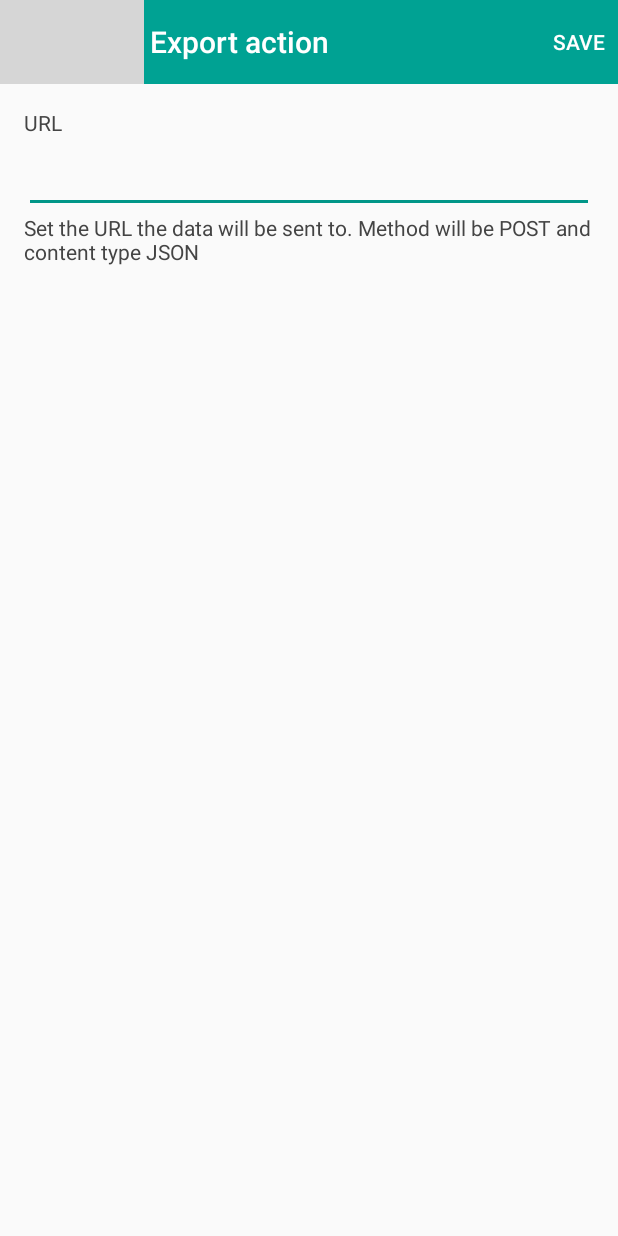
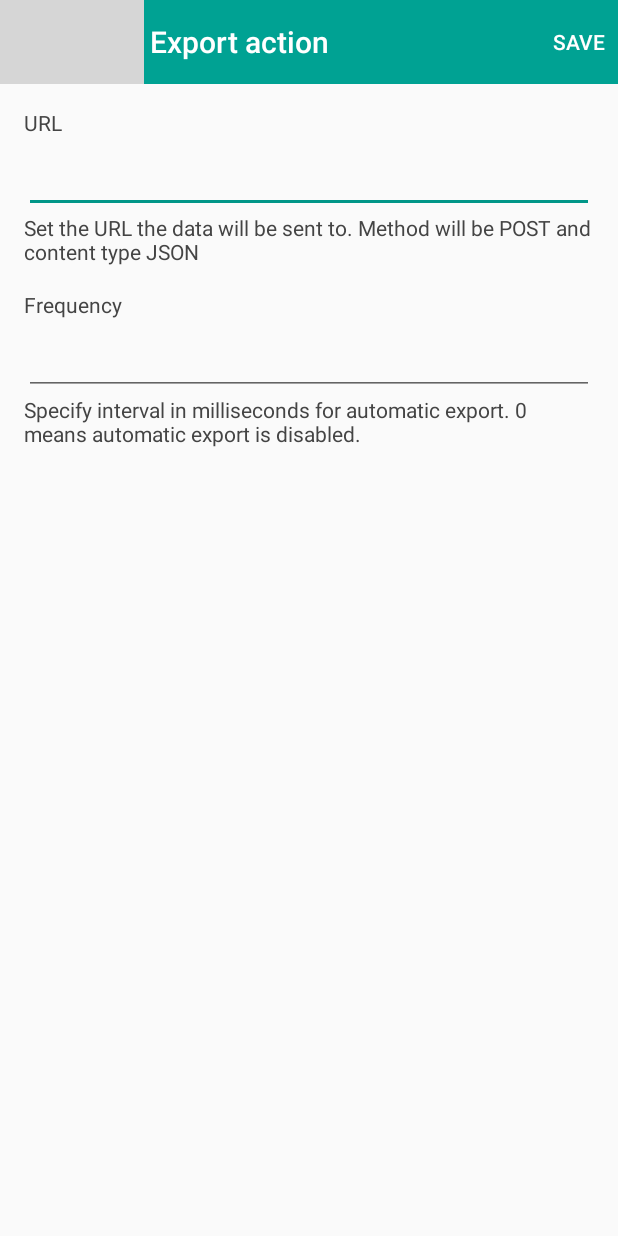
Before and after one commit to ivarprudnikov/android_sensors, an Android app: the ExportDataFormActivity screen opened directly, with no data from a screen before it, on a phone screen of 412 x 824 dp. Run offline under Robolectric (Android 15) with nearby library versions, the phone set to English and light mode, and no system bars; grey boxes are pictures that could not be loaded.

Commit message:
add frequency input field to actionUrl form

```diff
--- a/app/src/main/res/layout/activity_export_data_create.xml
+++ b/app/src/main/res/layout/activity_export_data_create.xml
@@ -45,6 +45,27 @@
                 android:layout_height="wrap_content"
                 style="@style/InputHelp"/>
 
+            <TextView
+                android:text="Frequency"
+                android:id="@+id/exportFrequency"
+                android:layout_width="match_parent"
+                android:layout_height="wrap_content"
+                style="@style/InputLabel"/>
+
+            <EditText
+                android:layout_width="match_parent"
+                android:layout_height="wrap_content"
+                android:id="@+id/editFrequency"
+                android:inputType="number"
+                style="@style/InputField" />
+
+            <TextView
+                android:text="Specify interval in milliseconds for automatic export. 0 means automatic export is disabled."
+                android:id="@+id/exportFrequencyHelp"
+                android:layout_width="match_parent"
+                android:layout_height="wrap_content"
+                style="@style/InputHelp"/>
+
 
         </LinearLayout>
 
```
Also changed, not shown: app/src/main/java/com/ivarprudnikov/sensors/activity/ExportDataFormActivity.java (+14 -1 lines).
